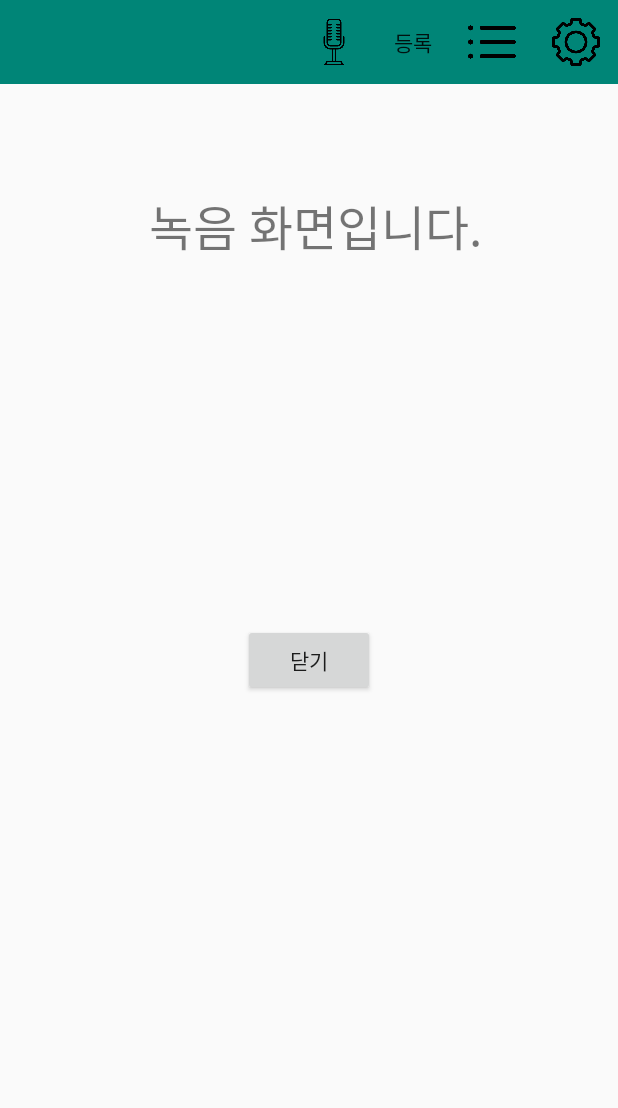
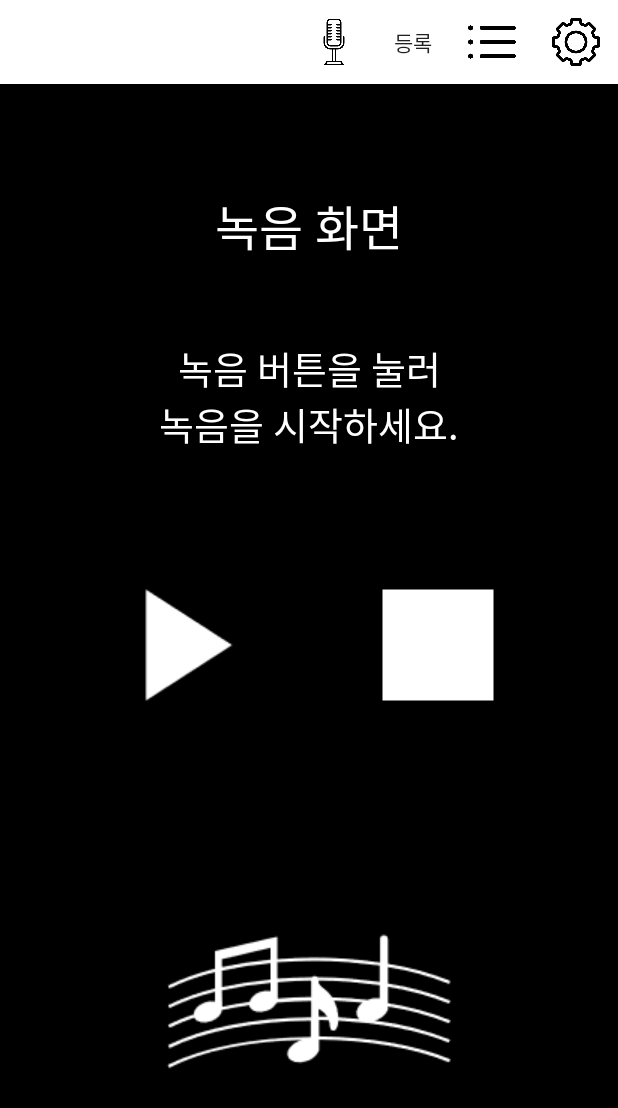
Before and after one commit to minjaec023/Soribori, an Android app: the screen it shows after launch (Recording), on a phone screen of 412 x 824 dp. Shown: the top 1108 px of the screen. Run offline under Robolectric (Android 15) with nearby library versions, the phone set to English and light mode, and no system bars.

Commit message:
complete overall composition of screen

```diff
--- a/soribori/app/src/main/java/com/example/soribori/Recording.java
+++ b/soribori/app/src/main/java/com/example/soribori/Recording.java
@@ -17,13 +17,6 @@ public class Recording extends ToolbarActivity{
         super.onCreate(saveInstanceState);
         setContentView(R.layout.activity_record);
 
-        Button bt_close = (Button) findViewById(R.id.button_close);
-        bt_close.setOnClickListener(new View.OnClickListener(){
-            @Override
-            public void onClick(View view){
-                finish();
-            }
-        });
         Button bt_develop = (Button) findViewById(R.id.develop);
         bt_develop.setOnClickListener(new View.OnClickListener(){
             @Override
--- a/soribori/app/src/main/res/layout/activity_menu.xml
+++ b/soribori/app/src/main/res/layout/activity_menu.xml
@@ -11,7 +11,7 @@
         app:titleTextColor="@android:color/white"
         android:layout_width="match_parent"
         android:layout_height="?actionBarSize"
-        android:background="@color/colorPrimary" />
+        android:background="@color/White" />
 
     <FrameLayout
         android:id="@+id/activity_content"
--- a/soribori/app/src/main/res/layout/activity_record.xml
+++ b/soribori/app/src/main/res/layout/activity_record.xml
@@ -4,36 +4,65 @@
     xmlns:tools="http://schemas.android.com/tools"
     android:layout_width="match_parent"
     android:layout_height="match_parent"
-    android:orientation="vertical" >
+    android:orientation="vertical"
+    android:background="@color/Black">
 
     <TextView
         android:id="@+id/textView2"
-        android:layout_width="231dp"
+        android:layout_width="wrap_content"
         android:layout_height="48dp"
         android:layout_marginTop="60dp"
-        android:text="녹음 화면입니다."
+        android:text="녹음 화면"
+        android:textColor="@color/White"
         android:textSize="32sp"
         app:layout_constraintBottom_toBottomOf="parent"
         app:layout_constraintEnd_toEndOf="parent"
-        app:layout_constraintHorizontal_bias="0.55"
         app:layout_constraintStart_toStartOf="parent"
         app:layout_constraintTop_toTopOf="parent"
         app:layout_constraintVertical_bias="0.016" />
 
-    <Button
-        android:id="@+id/button_close"
+
+    <ImageButton
         android:layout_width="wrap_content"
         android:layout_height="wrap_content"
-        android:text="닫기"
+        android:background="#00ffffff"
+        android:src="@drawable/melody"
+        app:layout_constraintBottom_toTopOf="@+id/develop"
+        app:layout_constraintEnd_toEndOf="parent"
+        app:layout_constraintStart_toStartOf="parent"
+        app:layout_constraintTop_toTopOf="parent"
+        app:layout_constraintVertical_bias="1.0" />
+
+    <ImageButton
+        android:id="@+id/start_recording"
+        android:layout_width="wrap_content"
+        android:layout_height="wrap_content"
+        android:layout_marginStart="72dp"
+        android:background="#00ffffff"
+        android:src="@drawable/play"
+        app:layout_constraintBottom_toBottomOf="parent"
+        app:layout_constraintEnd_toStartOf="@+id/stop_recording"
+        app:layout_constraintHorizontal_bias="0.08"
+        app:layout_constraintStart_toStartOf="parent"
+        app:layout_constraintTop_toTopOf="parent"
+        app:layout_constraintVertical_bias="0.485" />
+
+    <ImageButton
+        android:id="@+id/stop_recording"
+        android:layout_width="wrap_content"
+        android:layout_height="wrap_content"
+        android:layout_marginEnd="72dp"
+        android:background="#00ffffff"
+        android:src="@drawable/stop"
         app:layout_constraintBottom_toBottomOf="parent"
         app:layout_constraintEnd_toEndOf="parent"
-        app:layout_constraintStart_toStartOf="parent"
-        app:layout_constraintTop_toTopOf="parent" />
+        app:layout_constraintTop_toTopOf="parent"
+        app:layout_constraintVertical_bias="0.485" />
 
     <Button
         android:id="@+id/develop"
         android:layout_width="407dp"
-        android:layout_height="76dp"
+        android:layout_height="50dp"
         android:background="#00ff0000"
         android:stateListAnimator="@null"
         android:visibility="visible"
@@ -43,4 +72,17 @@
         app:layout_constraintStart_toStartOf="parent"
         app:layout_constraintTop_toTopOf="parent"
         app:layout_constraintVertical_bias="1.0" />
+
+    <TextView
+        android:id="@+id/textView6"
+        android:layout_width="200dp"
+        android:layout_height="70dp"
+        android:layout_marginTop="52dp"
+        android:text="녹음 버튼을 눌러 녹음을 시작하세요."
+        android:textAlignment="center"
+        android:textColor="@color/White"
+        android:textSize="25sp"
+        app:layout_constraintEnd_toEndOf="parent"
+        app:layout_constraintStart_toStartOf="parent"
+        app:layout_constraintTop_toBottomOf="@+id/textView2" />
 </androidx.constraintlayout.widget.ConstraintLayout>
--- a/soribori/app/src/main/res/layout/fragment_custom_frag.xml
+++ b/soribori/app/src/main/res/layout/fragment_custom_frag.xml
@@ -3,7 +3,8 @@
     xmlns:tools="http://schemas.android.com/tools"
     android:layout_width="match_parent"
     android:layout_height="match_parent"
-    tools:context=".Custom_frag">
+    tools:context=".Custom_frag"
+    android:background="@color/Black">
 
     <LinearLayout
         android:layout_width="match_parent"
@@ -14,6 +15,8 @@
             android:id="@+id/checkBox00"
             android:layout_width="match_parent"
             android:layout_height="50dp"
+            android:textColor="@color/White"
+            android:buttonTint="@color/White"
             android:text="      예시" />
 
 
--- a/soribori/app/src/main/res/values/colors.xml
+++ b/soribori/app/src/main/res/values/colors.xml
@@ -3,4 +3,7 @@
     <color name="colorPrimary">#008577</color>
     <color name="colorPrimaryDark">#00574B</color>
     <color name="colorAccent">#D81B60</color>
+    <color name="Black">#000</color>
+    <color name="White">#FFF</color>
+    <color name="Gray">#808080</color>
 </resources>
```
Also changed, not shown: soribori/app/src/main/res/layout/activity_name_registration.xml (+16 -7 lines), soribori/app/src/main/res/layout/activity_registration_select.xml (+9 -1 lines), soribori/app/src/main/res/layout/activity_setting.xml (+19 -1 lines), soribori/app/src/main/res/layout/activity_sound_classification_items.xml (+9 -3 lines), soribori/app/src/main/res/layout/activity_user_custom_sound_registration.xml (+40 -4 lines), soribori/app/src/main/res/layout/fragment_normal_sound_frag.xml (+14 -1 lines), soribori/app/src/main/res/layout/fragment_phrase_frag.xml (+5 -2 lines), soribori/app/src/main/res/drawable/melody.png (added), soribori/app/src/main/res/drawable/play.png (added), soribori/app/src/main/res/drawable/stop.png (added).
